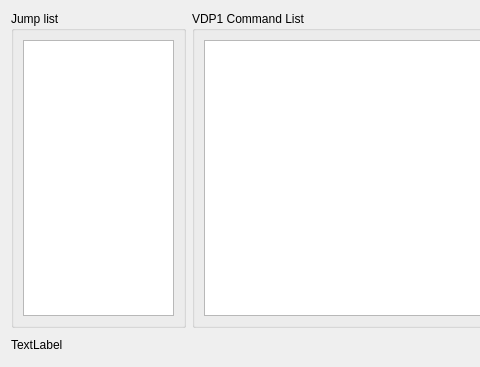
Before: the Qt Designer form yabause/src/port/qt/ui/UIDebugVDP1.ui in libretro/yabause, drawn with Qt 5; both pictures show x 0 to 480 and y 0 to 367 of the 1280 by 367 pixel window.
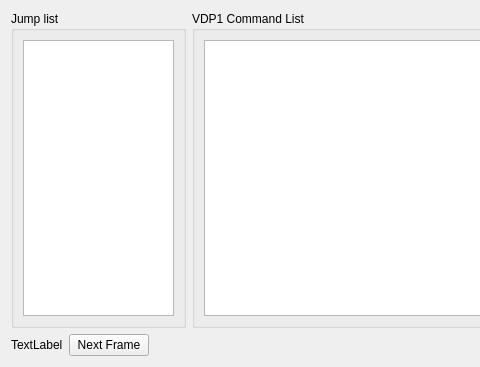
After: the same form once the commit is applied.

Commit message: Add a next frame in the vdp1 debug window so that we can step to the next frame without closing vdp1 debug window

```diff
--- a/yabause/src/port/qt/ui/UIDebugVDP1.ui
+++ b/yabause/src/port/qt/ui/UIDebugVDP1.ui
@@ -177,6 +177,13 @@
        </property>
       </widget>
      </item>
+     <item>
+      <widget class="QPushButton" name="pbNextButton">
+        <property name="text">
+         <string>Next Frame</string>
+        </property>
+      </widget>
+     </item>
      <item>
       <widget class="QDialogButtonBox" name="dbbButtons">
        <property name="standardButtons">
```
The commit also changes 4 other files.
